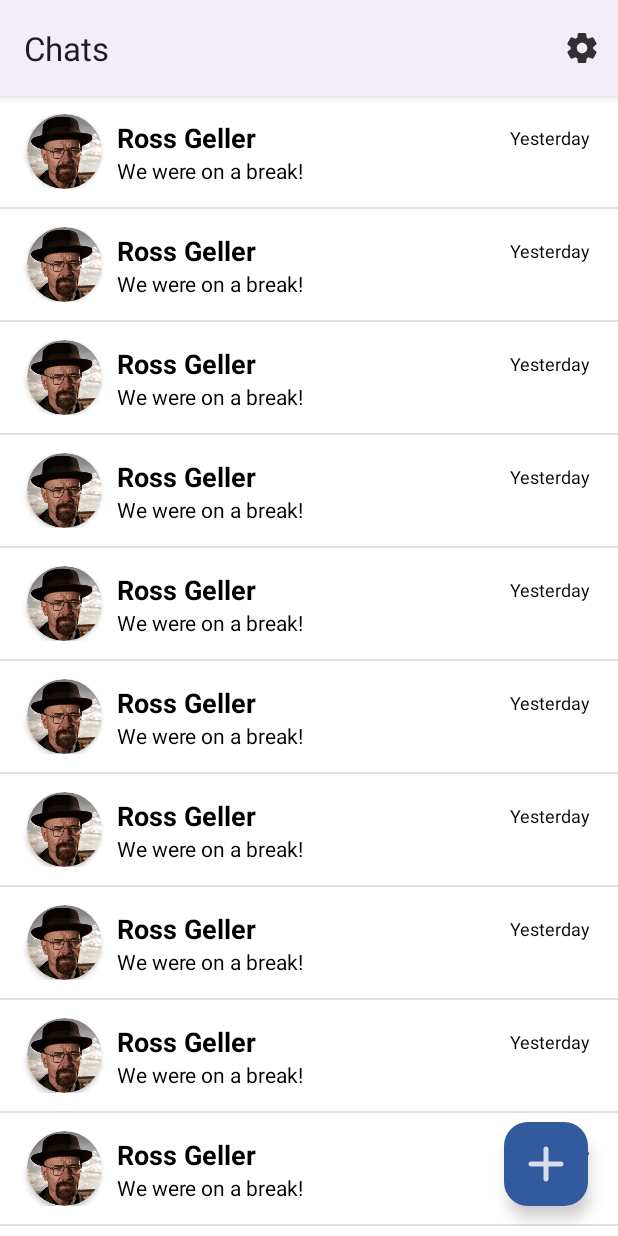
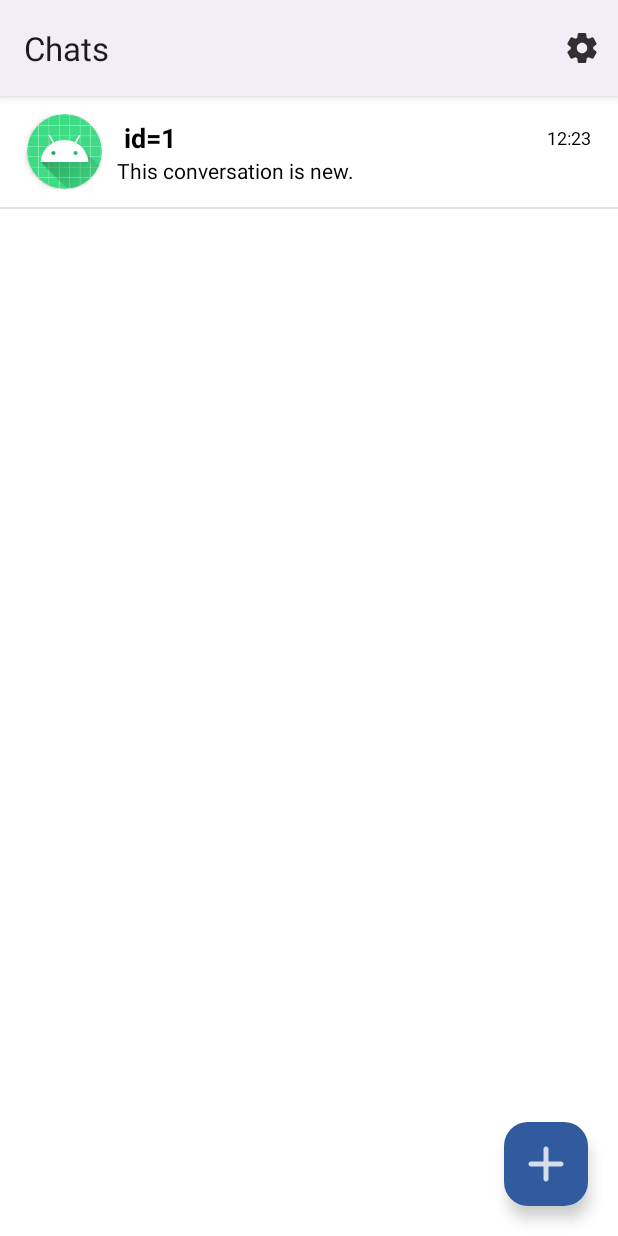
Before and after one commit to arielverbin/Babble, an Android app: the ContactsActivity screen opened directly, with no data from a screen before it, on a phone screen of 412 x 824 dp. Run offline under Robolectric (Android 15) with nearby library versions, the phone set to English and light mode, and no system bars; our stand-ins replace Room's generated code.

Commit message:
Started using ROOM for local database. Added Contact and Message as entities.

```diff
--- a/Babble/app/build.gradle
+++ b/Babble/app/build.gradle
@@ -35,9 +35,11 @@ android {
 dependencies {
 
     implementation 'androidx.appcompat:appcompat:1.6.1'
-    implementation 'com.google.android.material:material:1.5.0'
+    implementation 'com.google.android.material:material:1.9.0'
     implementation 'androidx.constraintlayout:constraintlayout:2.1.4'
+    implementation 'androidx.room:room-runtime:2.5.1'
     testImplementation 'junit:junit:4.13.2'
     androidTestImplementation 'androidx.test.ext:junit:1.1.5'
     androidTestImplementation 'androidx.test.espresso:espresso-core:3.5.1'
+    annotationProcessor 'androidx.room:room-compiler:2.5.1'
 }
--- /dev/null
+++ b/Babble/app/src/main/java/com/example/babble/AppDB.java
@@ -0,0 +1,16 @@
+package com.example.babble;
+
+import androidx.room.Database;
+import androidx.room.RoomDatabase;
+
+
+import com.example.babble.chats.Message;
+import com.example.babble.chats.MessageDao;
+import com.example.babble.contacts.Contact;
+import com.example.babble.contacts.ContactDao;
+
+@Database(entities = {Contact.class, Message.class}, version = 5)
+public abstract class AppDB extends RoomDatabase {
+    public abstract ContactDao contactDao();
+    public abstract MessageDao messageDao();
+}
--- /dev/null
+++ b/Babble/app/src/main/java/com/example/babble/chats/MessageDao.java
@@ -0,0 +1,30 @@
+package com.example.babble.chats;
+
+import androidx.room.Dao;
+import androidx.room.Delete;
+import androidx.room.Insert;
+import androidx.room.Query;
+import androidx.room.Update;
+
+import java.util.List;
+
+@Dao
+public interface MessageDao {
+    @Query("SELECT * FROM message")
+    List<Message> index();
+
+    @Query("SELECT * FROM message WHERE id = :id")
+    Message get(int id);
+
+    @Query("SELECT * FROM message WHERE chatId = :chatId")
+    List<Message> getChat(int chatId);
+
+    @Insert
+    void insert(Message message);
+
+    @Update
+    void update(Message message);
+
+    @Delete
+    void delete(Message message);
+}
--- a/Babble/app/src/main/java/com/example/babble/chats/MessageListAdapter.java
+++ b/Babble/app/src/main/java/com/example/babble/chats/MessageListAdapter.java
@@ -7,7 +7,6 @@ import android.view.View;
 import android.widget.TextView;
 
 import com.example.babble.R;
-import com.example.babble.chats.Message;
 
 import java.util.ArrayList;
 import java.util.List;
--- a/Babble/app/src/main/java/com/example/babble/contacts/Contact.java
+++ b/Babble/app/src/main/java/com/example/babble/contacts/Contact.java
@@ -1,21 +1,33 @@
 package com.example.babble.contacts;
 
-import android.graphics.Bitmap;
-import android.media.Image;
+import androidx.room.Entity;
+import androidx.room.PrimaryKey;
 
+@Entity
 public class Contact {
+
+    @PrimaryKey(autoGenerate = true)
+    private int id;
     private String username;
     private String displayName;
-    private Bitmap profilePicture;
+    private String profilePicturePath;
     private String lastMessage;
     private String timeChatted;
 
-    public Contact(String username, String displayName, Bitmap profilePicture, String lastMessage, String timeChatted) {
+    public Contact(String username, String displayName, String profilePicturePath, String lastMessage, String timeChatted) {
         this.username = username;
         this.displayName = displayName;
-        this.profilePicture = profilePicture;
+        this.profilePicturePath = profilePicturePath;
         this.lastMessage = lastMessage;
         this.timeChatted = timeChatted;
+    }
+
+    public int getId() {
+        return id;
+    }
+
+    public void setId(int id) {
+        this.id = id;
     }
 
     public String getUsername() {
@@ -34,12 +46,12 @@ public class Contact {
         this.displayName = displayName;
     }
 
-    public Bitmap getProfilePicture() {
-        return profilePicture;
+    public String getProfilePicturePath() {
+        return profilePicturePath;
     }
 
-    public void setProfilePicture(Bitmap profilePicture) {
-        this.profilePicture = profilePicture;
+    public void setProfilePicturePath(String profilePicturePath) {
+        this.profilePicturePath = profilePicturePath;
     }
 
     public String getLastMessage() {
--- /dev/null
+++ b/Babble/app/src/main/java/com/example/babble/contacts/ContactDao.java
@@ -0,0 +1,27 @@
+package com.example.babble.contacts;
+
+import androidx.room.Dao;
+import androidx.room.Delete;
+import androidx.room.Insert;
+import androidx.room.Query;
+import androidx.room.Update;
+
+import java.util.List;
+
+@Dao
+public interface ContactDao {
+    @Query("SELECT * FROM contact")
+    List<Contact> index();
+
+    @Query("SELECT * FROM contact WHERE id = :id")
+    Contact get(int id);
+
+    @Insert
+    void insert(Contact contact);
+
+    @Update
+    void update(Contact contact);
+
+    @Delete
+    void delete(Contact contact);
+}
--- a/Babble/app/src/main/java/com/example/babble/contacts/ContactsActivity.java
+++ b/Babble/app/src/main/java/com/example/babble/contacts/ContactsActivity.java
@@ -1,28 +1,33 @@
 package com.example.babble.contacts;
 
 import android.content.Intent;
-import android.graphics.Bitmap;
-import android.graphics.BitmapFactory;
 import android.os.Bundle;
+import android.util.Log;
 import android.view.Menu;
 import android.view.MenuItem;
 import android.widget.ListView;
 
 import androidx.appcompat.app.AppCompatActivity;
+import androidx.room.Room;
 
-import com.example.babble.chats.ChatActivity;
+import com.example.babble.AppDB;
 import com.example.babble.R;
 import com.example.babble.SettingsActivity;
+import com.example.babble.chats.ChatActivity;
 import com.example.babble.databinding.ActivityContactsBinding;
 import com.google.android.material.floatingactionbutton.FloatingActionButton;
 
-import java.util.ArrayList;
 import java.util.List;
 
 public class ContactsActivity extends AppCompatActivity {
 
-    List<Contact> contactList;
     private ActivityContactsBinding binding;
+    private ListView contactsListView;
+    private ContactsAdapter contactsAdapter;
+
+    private AppDB db;
+    private ContactDao contactDao;
+    private List<Contact> contactList;
 
     @Override
     protected void onCreate(Bundle savedInstanceState) {
@@ -30,62 +35,60 @@ public class ContactsActivity extends AppCompatActivity {
         binding = ActivityContactsBinding.inflate(getLayoutInflater());
         setContentView(binding.getRoot());
 
-        ListView contactsView = binding.contactList;
+        contactsListView = binding.contactList;
 
         // Set actionbar title.
         setTitle("Chats");
 
-        contactList = generateContacts();
-        final ContactsAdapter feedAdapter = new ContactsAdapter(contactList);
-        contactsView.setAdapter(feedAdapter);
-        contactsView.setOnItemClickListener((parent, view, position, id) -> {
-            // Contact selectedContact = contactList.get(position);
-            Intent i = new Intent(ContactsActivity.this, ChatActivity.class);
-            startActivity(i);
+        db = Room.databaseBuilder(getApplicationContext(), AppDB.class, "AppDB")
+                .allowMainThreadQueries()
+                .fallbackToDestructiveMigration()
+                .build();
+        contactDao = db.contactDao();
+        contactList = contactDao.index();
+
+        contactsAdapter = new ContactsAdapter(contactList);
+        contactsListView.setAdapter(contactsAdapter);
+        contactsListView.setOnItemClickListener((parent, view, position, id) -> {
+            Contact selectedContact = contactList.get(position);
+            Intent intent = new Intent(ContactsActivity.this, ChatActivity.class);
+            intent.putExtra("chatId", "" + selectedContact.getId());
+            startActivity(intent);
         });
 
-        FloatingActionButton addContact = binding.addContactBtn;
-        addContact.setOnClickListener(view -> {
-            Intent i = new Intent(ContactsActivity.this, AddContactActivity.class);
-            startActivity(i);
+        FloatingActionButton addContactButton = binding.addContactBtn;
+        addContactButton.setOnClickListener(view -> {
+            Intent intent = new Intent(ContactsActivity.this, AddContactActivity.class);
+            startActivity(intent);
         });
-    }
-
-    private List<Contact> generateContacts() {
-        List<Contact> contacts = new ArrayList<>();
-        Bitmap examplePic = BitmapFactory.decodeResource(getResources(), R.drawable.walter);
-
-        contacts.add(new Contact("ross", "Ross Geller", examplePic, "We were on a break!", "Yesterday"));
-        contacts.add(new Contact("ross", "Ross Geller", examplePic, "We were on a break!", "Yesterday"));
-        contacts.add(new Contact("ross", "Ross Geller", examplePic, "We were on a break!", "Yesterday"));
-        contacts.add(new Contact("ross", "Ross Geller", examplePic, "We were on a break!", "Yesterday"));
-        contacts.add(new Contact("ross", "Ross Geller", examplePic, "We were on a break!", "Yesterday"));
-        contacts.add(new Contact("ross", "Ross Geller", examplePic, "We were on a break!", "Yesterday"));
-        contacts.add(new Contact("ross", "Ross Geller", examplePic, "We were on a break!", "Yesterday"));
-        contacts.add(new Contact("ross", "Ross Geller", examplePic, "We were on a break!", "Yesterday"));
-        contacts.add(new Contact("ross", "Ross Geller", examplePic, "We were on a break!", "Yesterday"));
-        contacts.add(new Contact("ross", "Ross Geller", examplePic, "We were on a break!", "Yesterday"));
-
-        return contacts;
     }
 
     @Override
     public boolean onCreateOptionsMenu(Menu menu) {
-        // Inflate the menu XML file
         getMenuInflater().inflate(R.menu.chats_actionbar, menu);
         return true;
     }
 
     @Override
     public boolean onOptionsItemSelected(MenuItem item) {
-        // Handle menu item selection
         int itemId = item.getItemId();
         if (itemId == R.id.action_settings) {
-            Intent i = new Intent(ContactsActivity.this, SettingsActivity.class);
-            startActivity(i);
+            Intent intent = new Intent(ContactsActivity.this, SettingsActivity.class);
+            startActivity(intent);
             return true;
         }
         return super.onOptionsItemSelected(item);
     }
 
+    @Override
+    protected void onResume() {
+        super.onResume();
+        refreshContactList();
+    }
+
+    private void refreshContactList() {
+        contactList.clear();
+        contactList.addAll(contactDao.index());
+        contactsAdapter.notifyDataSetChanged();
+    }
 }
--- a/Babble/app/src/main/java/com/example/babble/contacts/ContactsAdapter.java
+++ b/Babble/app/src/main/java/com/example/babble/contacts/ContactsAdapter.java
@@ -13,13 +13,13 @@ import java.util.List;
 
 public class ContactsAdapter extends BaseAdapter {
 
-    List<Contact> contacts;
+    private List<Contact> contacts;
 
     private class ViewHolder {
-        TextView name;
-        TextView lastMes;
-        TextView timeChatted;
-        ImageView profilePic;
+        TextView nameTextView;
+        TextView lastMessageTextView;
+        TextView timeChattedTextView;
+        ImageView profileImageView;
     }
 
     public ContactsAdapter(List<Contact> contacts) {
@@ -38,32 +38,34 @@ public class ContactsAdapter extends BaseAdapter {
 
     @Override
     public long getItemId(int position) {
-        return 0;
+        return contacts.get(position).getId();
     }
 
     @Override
     public View getView(int position, View convertView, ViewGroup parent) {
+        ViewHolder viewHolder;
         if (convertView == null) {
             convertView = LayoutInflater.from(parent.getContext())
                     .inflate(R.layout.contact_layout, parent, false);
 
-            ViewHolder viewHolder = new ViewHolder();
-            viewHolder.name = convertView.findViewById(R.id.contactName);
-            viewHolder.lastMes = convertView.findViewById(R.id.lastMessage);
-            viewHolder.timeChatted = convertView.findViewById(R.id.timeChatted);
-            viewHolder.profilePic = convertView.findViewById(R.id.profileImage);
+            viewHolder = new ViewHolder();
+            viewHolder.nameTextView = convertView.findViewById(R.id.contactName);
+            viewHolder.lastMessageTextView = convertView.findViewById(R.id.lastMessage);
+            viewHolder.timeChattedTextView = convertView.findViewById(R.id.timeChatted);
+            viewHolder.profileImageView = convertView.findViewById(R.id.profileImage);
 
             convertView.setTag(viewHolder);
+        } else {
+            viewHolder = (ViewHolder) convertView.getTag();
         }
 
-        Contact c = contacts.get(position);
-        ViewHolder viewHolder = (ViewHolder) convertView.getTag();
-        viewHolder.name.setText(c.getDisplayName());
-        viewHolder.lastMes.setText(c.getLastMessage());
-        viewHolder.timeChatted.setText(c.getTimeChatted());
-        viewHolder.profilePic.setImageBitmap(c.getProfilePicture());
+        Contact contact = contacts.get(position);
+        String name = contact.getDisplayName() + " id=" +contact.getId();
+        viewHolder.nameTextView.setText(name);
+        viewHolder.lastMessageTextView.setText(contact.getLastMessage());
+        viewHolder.timeChattedTextView.setText(contact.getTimeChatted());
+        //viewHolder.profileImageView.setImageBitmap(contact.getProfilePicture());
 
         return convertView;
     }
-
 }
--- a/Babble/app/src/main/res/layout/activity_chat.xml
+++ b/Babble/app/src/main/res/layout/activity_chat.xml
@@ -26,7 +26,7 @@
             android:paddingBottom="10dp">
 
             <TextView
-                android:id="@+id/textView2"
+                android:id="@+id/topOfChatMsg"
                 android:layout_width="wrap_content"
                 android:layout_height="wrap_content"
                 android:text="@string/no_previous_messages"
--- a/Babble/app/src/main/res/layout/contact_layout.xml
+++ b/Babble/app/src/main/res/layout/contact_layout.xml
@@ -63,7 +63,7 @@
             app:layout_constraintBottom_toBottomOf="parent"
             app:layout_constraintStart_toStartOf="parent"
             app:layout_constraintTop_toTopOf="parent"
-            android:layout_marginLeft="10dp">
+            android:layout_marginStart="10dp">
 
             <androidx.cardview.widget.CardView
                 android:layout_width="50dp"
@@ -76,7 +76,8 @@
                     android:layout_width="50dp"
                     android:layout_height="match_parent"
                     android:scaleType="centerCrop"
-                    app:srcCompat="@mipmap/ic_launcher_round" />
+                    app:srcCompat="@mipmap/ic_launcher_round"
+                    android:contentDescription="@string/profilePicHint" />
 
             </androidx.cardview.widget.CardView>
 
--- a/Babble/app/src/main/res/layout/sent_message_layout.xml
+++ b/Babble/app/src/main/res/layout/sent_message_layout.xml
@@ -12,7 +12,7 @@
         android:layout_width="wrap_content"
         android:layout_height="wrap_content"
         android:layout_marginTop="8dp"
-        android:layout_marginRight="12dp"
+        android:layout_marginEnd="12dp"
         app:cardBackgroundColor="@color/sentMessageColor"
         app:cardCornerRadius="12dp"
         app:cardElevation="0dp"
@@ -46,11 +46,11 @@
                 android:id="@+id/text_gchat_timestamp_me"
                 android:layout_width="wrap_content"
                 android:layout_height="wrap_content"
-                android:layout_marginLeft="12dp"
+                android:layout_marginStart="12dp"
                 android:layout_marginBottom="8dp"
                 android:text="@{message.timestamp}"
                 android:textColor="#C0C0C0"
-                android:textSize="10sp"
+                android:textSize="11sp"
                 app:layout_constraintBottom_toBottomOf="@+id/card_gchat_message_me"
                 app:layout_constraintEnd_toStartOf="@+id/card_gchat_message_me" />
         </LinearLayout>
--- a/Babble/app/src/main/res/values/strings.xml
+++ b/Babble/app/src/main/res/values/strings.xml
@@ -42,4 +42,5 @@
     <string name="enter_message">Enter Message...</string>
     <string name="sendbtn">sendBTN</string>
     <string name="no_previous_messages">No Previous Messages.</string>
+    <string name="noMessages">Looks like there aren\'t any messages yet.</string>
 </resources>
--- /dev/null
+++ b/Babble/build.gradle
@@ -0,0 +1,5 @@
+// Top-level build file where you can add configuration options common to all sub-projects/modules.
+plugins {
+    id 'com.android.application' version '8.0.2' apply false
+    id 'com.android.library' version '8.0.2' apply false
+}
```
Also changed, not shown: Babble/app/src/main/java/com/example/babble/chats/ChatActivity.java (+41 -29 lines), Babble/app/src/main/java/com/example/babble/chats/Message.java (+22 -1 lines), Babble/app/src/main/java/com/example/babble/contacts/AddContactActivity.java (+23 -4 lines), Babble/gradle.properties (added, +21 -0 lines), Babble/settings.gradle (added, +16 -0 lines), Babble/gradle/wrapper/gradle-wrapper.properties (added).
